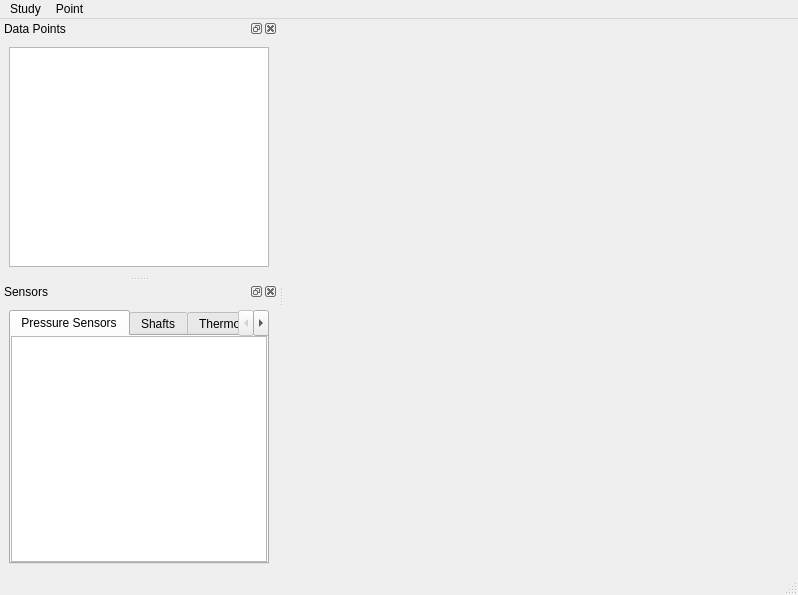
Before: the Qt Designer form molonaviz/mainwindow.ui in SandraClodion/projet_molonaviz, drawn with Qt 5.
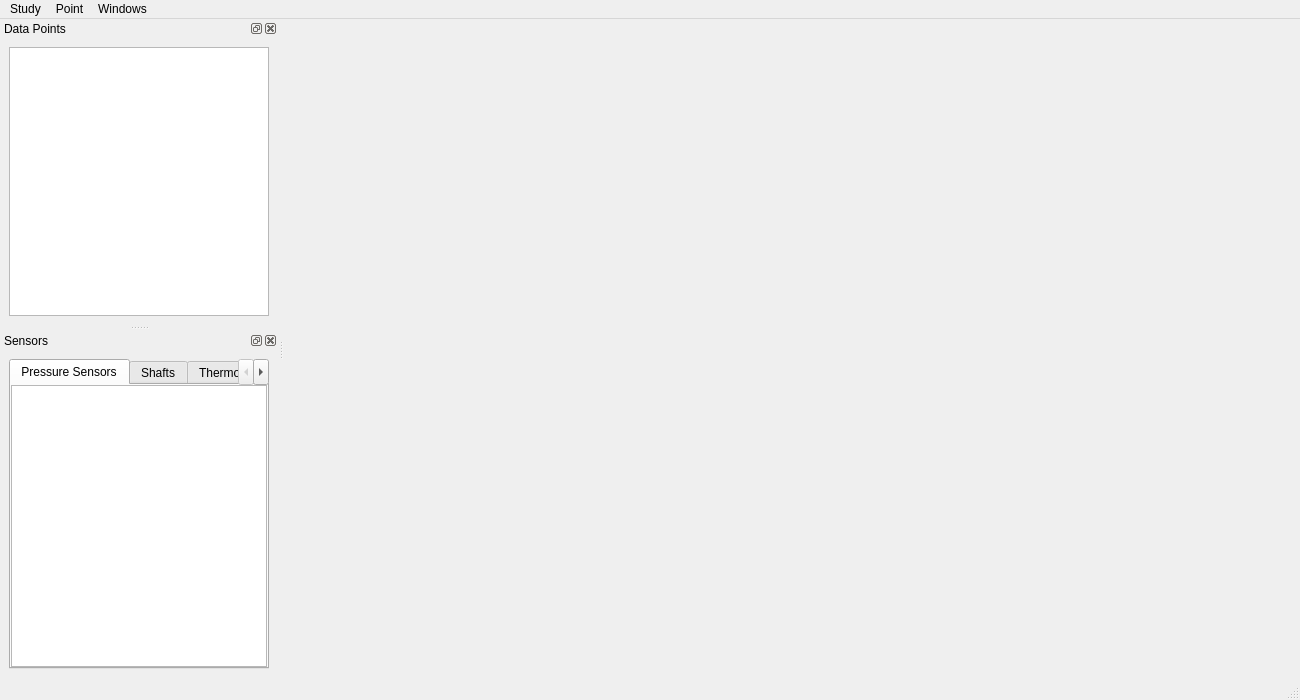
After: the same form once the commit is applied.

The edit to the form file:
```diff
--- a/molonaviz/mainwindow.ui
+++ b/molonaviz/mainwindow.ui
@@ -6,8 +6,8 @@
    <rect>
     <x>0</x>
     <y>0</y>
-    <width>798</width>
-    <height>595</height>
+    <width>1300</width>
+    <height>700</height>
    </rect>
   </property>
   <property name="windowTitle">
@@ -19,8 +19,8 @@
     <rect>
      <x>0</x>
      <y>0</y>
-     <width>798</width>
-     <height>24</height>
+     <width>1300</width>
+     <height>22</height>
     </rect>
    </property>
    <widget class="QMenu" name="menuStudy">
@@ -40,8 +40,16 @@
     <addaction name="actionOpen_Point"/>
     <addaction name="actionRemove_Point"/>
    </widget>
+   <widget class="QMenu" name="menuWindows">
+    <property name="title">
+     <string>Windows</string>
+    </property>
+    <addaction name="actionSwitch_To_Tabbed_View"/>
+    <addaction name="actionSwitch_To_SubWindow_View"/>
+   </widget>
    <addaction name="menuStudy"/>
    <addaction name="menuPoint"/>
+   <addaction name="menuWindows"/>
   </widget>
   <widget class="QStatusBar" name="statusbar"/>
   <widget class="QDockWidget" name="dockDataPoints">
```
Left out of the diff: 13 changed lines with no effect on the pictures.
